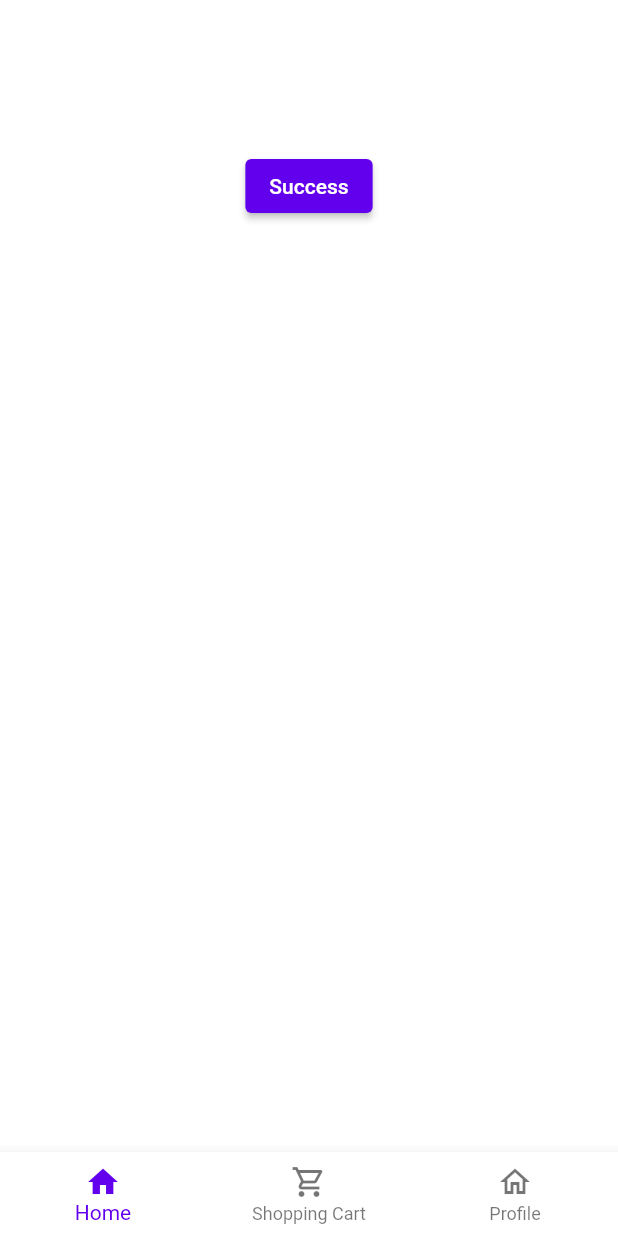
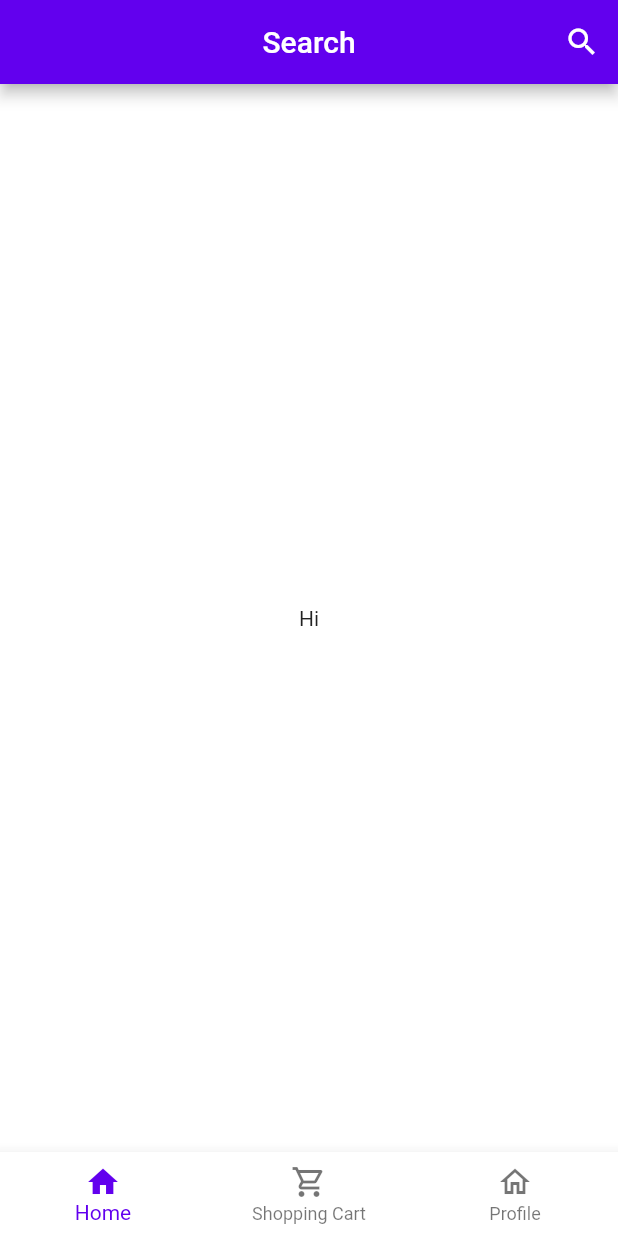
Before and after one commit to fluffysheepcloud/PieceOfCake, a Flutter app: the screen it shows after launch, on a phone screen of 412 x 824 dp. Run offline on Flutter 3.47's test engine with Material 2 defaults, Android fonts, the phone set to English and light mode, and no system bars; our stand-ins replace fluttertoast.

Commit message:
Created search bar

```diff
--- a/front-end/lib/components/card.dart
+++ b/front-end/lib/components/card.dart
@@ -17,7 +17,9 @@ class MyApp extends StatelessWidget {
 
 class InfoCard extends StatelessWidget {
   const InfoCard({Key? key}) : super(key: key);
-
+//use constructor to recieve arguments
+  //make homepage stateful use init()
+  //url for image
   @override
   Widget build(BuildContext context) {
     return Center(
--- a/front-end/lib/pages/home.dart
+++ b/front-end/lib/pages/home.dart
@@ -4,27 +4,77 @@ import 'package:frontend/network/customer_service.dart';
 
 class Home extends StatefulWidget {
   const Home({Key? key}) : super(key: key);
+  //  Widget build (BuildContext context){
+  //    return Scaffold(
+  //
+  //   );
+  // }
 
   @override
   _HomeState createState() => _HomeState();
 }
 
 class _HomeState extends State<Home> {
+  Icon customIcon = const Icon(Icons.search);
+  Widget customSearchBar = const Text('Search');
   @override
-  Widget build(BuildContext context) {
-    return Center(
-      child: Column(
-        children: [
-          SizedBox(height: 100,),
+  Widget build (BuildContext context){
 
-          ElevatedButton(
+  return Scaffold(
+    appBar: AppBar(
+      title: customSearchBar,
+      automaticallyImplyLeading:  false,
+      actions: [
+        IconButton(
             onPressed: () {
-              Navigator.pushNamed(context, "/profile/login_success");
+          setState((){
+            if (customIcon.icon == Icons.search){
+            customIcon = const Icon(Icons.cancel);
+            customSearchBar = const ListTile(
+              leading: Icon (
+                Icons.search,
+                color: Colors.white,
+                size: 28,
+              ),
+                title: TextField (
+                  decoration:  InputDecoration(
+                    hintText: 'type in cake ...',
+                    hintStyle: TextStyle(
+                      color:  Colors.white,
+                      fontSize: 18,
+                      fontStyle:  FontStyle.italic,
+                    ),
+                    border: InputBorder.none,
+                  ),
+                  style:  TextStyle(
+                    color: Colors.white
+                  ),
+                )
+            );
+
+            }
+            else{
+            customIcon = const Icon(Icons.search);
+            customSearchBar = const Text ('Search');
+            }
+            });
             },
-            child: Text("Success")
-          )
-        ],
-      ),
-    );
-  }
+      icon: customIcon
+
+                ) ,
+
+      ],
+      centerTitle: true,
+    ),
+    body: Column(
+      mainAxisAlignment: MainAxisAlignment.center,
+      children: [
+        const Center(
+          child: Text ('Hi'),
+        )
+      ],
+    )
+  );
 }
+
+}
```
Also changed, not shown: front-end/pubspec.lock.
